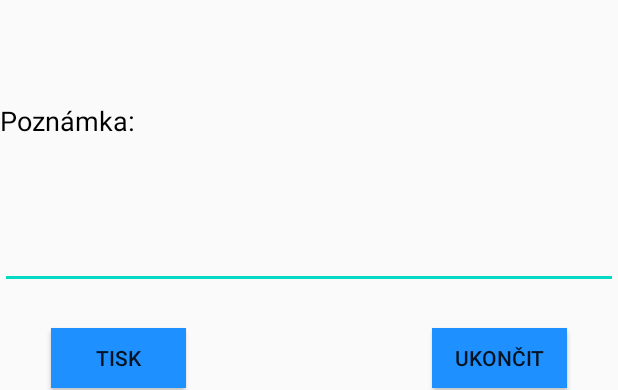
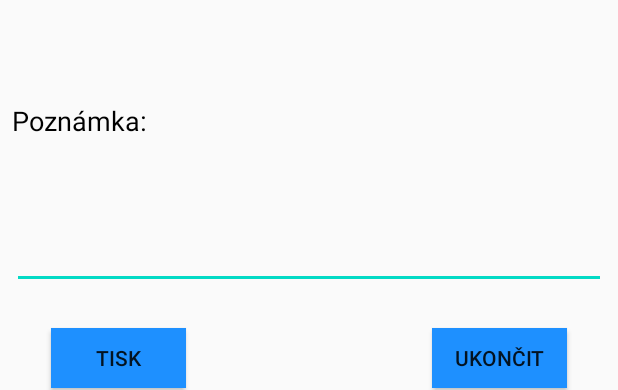
Before and after one commit to JakubSekula/CityStoneJava, an Android app: the layout activity_concrete.xml on its own in the app's theme, with its tools: preview values and no code run, on a phone screen of 412 x 824 dp. Shown: the part 797-1187 px from the top of the screen. Run offline under Robolectric (Android 15) with nearby library versions, the phone set to English and light mode, and no system bars; network calls fail.

```diff
--- a/app/src/main/java/com/example/citystone/MainActivity.java
+++ b/app/src/main/java/com/example/citystone/MainActivity.java
@@ -31,7 +31,7 @@ public class MainActivity extends AppCompatActivity {
     public static int projectPressed = 1;
 
     // ktere tlacitko stiskunte AKTIVNI = 0, PASIVNI = 1
-    private static int actPas = 0;
+    public static int actPas = 0;
 
     @Override
     protected void onCreate(Bundle savedInstanceState) {
@@ -147,6 +147,7 @@ public class MainActivity extends AppCompatActivity {
             @Override
             public void onResponse(String string) {
                 HashMap<String, HashMap<String,String>> Hash;
+                Parser.pkey = true;
                 Hash = Parser.parseJsonData( string );
                 createTable( Hash );
                 Order = Hash;
--- a/app/src/main/res/layout/activity_concrete.xml
+++ b/app/src/main/res/layout/activity_concrete.xml
@@ -46,6 +46,10 @@
         android:id="@+id/Fieldpoznamka"
         android:layout_width="0dp"
         android:layout_height="100dp"
+        android:layout_marginStart="8dp"
+        android:layout_marginLeft="8dp"
+        android:layout_marginEnd="8dp"
+        android:layout_marginRight="8dp"
         android:layout_marginBottom="100dp"
         android:ems="10"
         android:gravity="start|top"
@@ -57,22 +61,47 @@
 
     <TextView
         android:id="@+id/Poznamka"
-        android:layout_width="wrap_content"
+        android:layout_width="0dp"
         android:layout_height="wrap_content"
+        android:layout_marginStart="8dp"
+        android:layout_marginLeft="8dp"
+        android:layout_marginEnd="8dp"
+        android:layout_marginRight="8dp"
         android:text="Poznámka: "
         android:textColor="@android:color/black"
         android:textSize="18sp"
         app:layout_constraintBottom_toTopOf="@+id/Fieldpoznamka"
+        app:layout_constraintEnd_toEndOf="parent"
         app:layout_constraintStart_toStartOf="parent" />
 
-    <ListView
-        android:id="@+id/ListV"
+    <TableLayout
+        android:id="@+id/table"
         android:layout_width="0dp"
-        android:layout_height="344dp"
-        android:layout_marginTop="80dp"
+        android:layout_height="417dp"
+        android:layout_marginStart="10dp"
+        android:layout_marginLeft="10dp"
+        android:layout_marginEnd="10dp"
+        android:layout_marginRight="10dp"
+        app:layout_constraintBottom_toTopOf="@+id/Poznamka"
         app:layout_constraintEnd_toEndOf="parent"
-        app:layout_constraintHorizontal_bias="0.0"
         app:layout_constraintStart_toStartOf="parent"
-        app:layout_constraintTop_toTopOf="@+id/A2Heading" />
+        app:layout_constraintTop_toBottomOf="@+id/A2Heading">
+
+        <TableRow
+            android:layout_width="match_parent"
+            android:layout_height="match_parent" />
+
+        <TableRow
+            android:layout_width="match_parent"
+            android:layout_height="match_parent" />
+
+        <TableRow
+            android:layout_width="match_parent"
+            android:layout_height="match_parent" />
+
+        <TableRow
+            android:layout_width="match_parent"
+            android:layout_height="match_parent" />
+    </TableLayout>
 
 </androidx.constraintlayout.widget.ConstraintLayout>
```
Also changed, not shown: app/src/main/java/com/example/citystone/Concrete.java (+51 -18 lines), app/src/main/java/com/example/citystone/MainActivityActuall.java (+8 -0 lines), app/src/main/java/com/example/citystone/Parser.java (+8 -1 lines), app/src/main/res/drawable/cell_shape.xml (added, +7 -0 lines).
